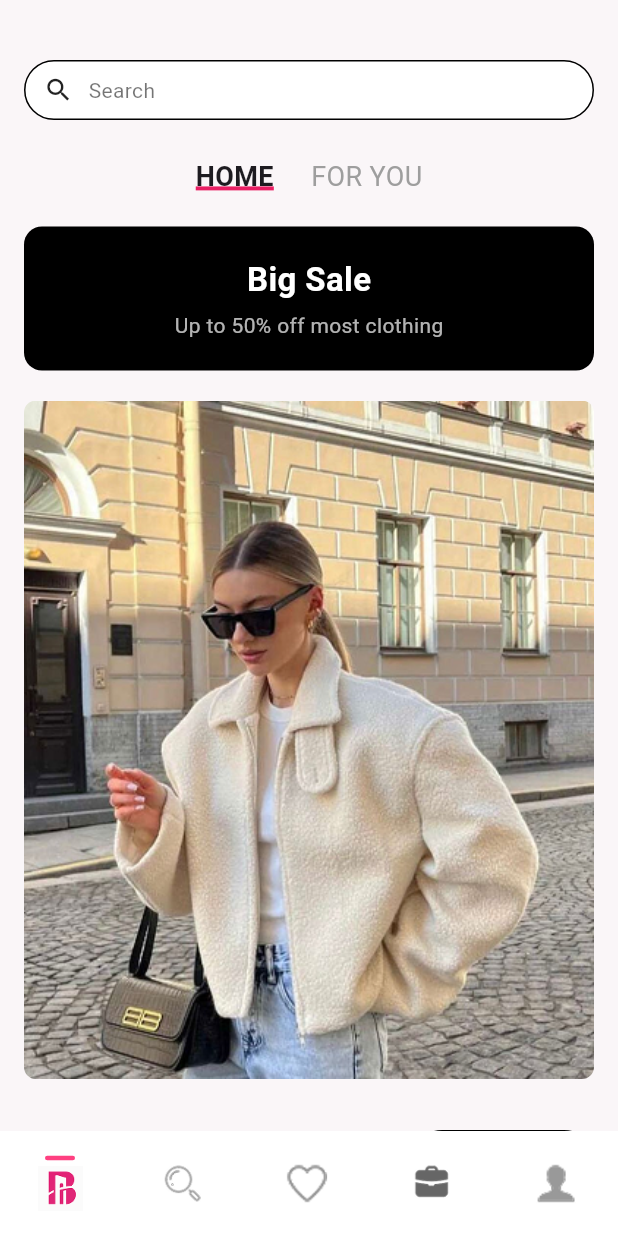
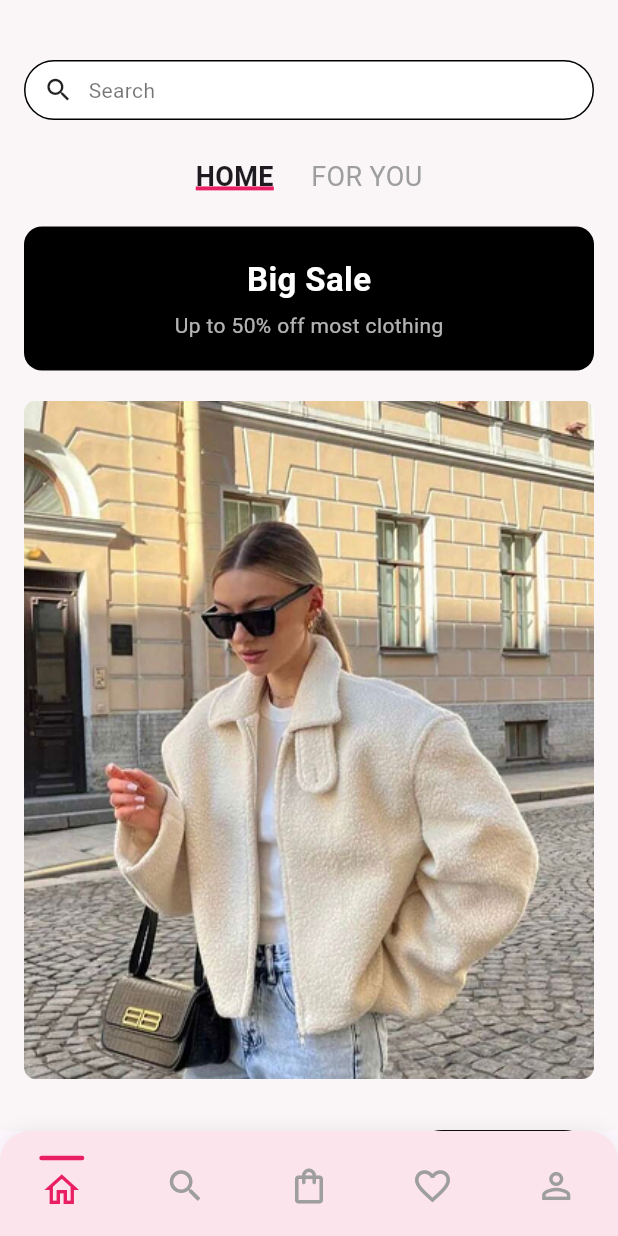
Before and after one commit to tech640/Bridge-App, a Flutter app: the screen it shows after launch, on a phone screen of 412 x 824 dp. Run offline on Flutter 3.47's test engine with Material 3 defaults, Android fonts, the phone set to English and light mode, and no system bars; our stand-ins replace image_picker.

```diff
--- a/lib/main.dart
+++ b/lib/main.dart
@@ -1,17 +1,19 @@
 // main.dart
 import 'package:flutter/material.dart';
-import 'screens/home.dart'; // تأكد إنو اسم الملف صح
+import 'screens/main_layout.dart';
 
 void main() {
-  runApp(MyApp());
+  runApp(const MyApp());
 }
 
 class MyApp extends StatelessWidget {
+  const MyApp({super.key});
+
   @override
   Widget build(BuildContext context) {
     return MaterialApp(
       debugShowCheckedModeBanner: false,
-      home: HomePage(), // استدعاء الصفحة الرئيسية
+      home: const MainLayout(), // <<<<<< هون صار يدخل عالمين لياوت
     );
   }
 }
--- /dev/null
+++ b/lib/screens/main_layout.dart
@@ -0,0 +1,48 @@
+// screens/main_layout.dart
+import 'package:flutter/material.dart';
+import 'package:bridge_app/screens/home.dart';
+import 'package:bridge_app/screens/search.dart';
+import 'package:bridge_app/screens/bag.dart';
+import 'package:bridge_app/screens/favorite.dart';
+import 'package:bridge_app/screens/myAccount.dart';
+import 'package:bridge_app/widgets/bottom_nav.dart';
+
+class MainLayout extends StatefulWidget {
+  const MainLayout({super.key});
+
+  @override
+  State<MainLayout> createState() => _MainLayoutState();
+}
+
+class _MainLayoutState extends State<MainLayout> {
+  int selectedIndex = 0;
+
+  final List<Widget> screens = const [
+    HomePage(),
+    SearchPage(),
+    BagPage(
+      loggedIn: true,
+      cartItems: [
+        {"name": "Sample Item 1", "price": 45.0},
+        {"name": "Sample Item 2", "price": 30.0}
+      ],
+    ),
+    FavoritePage(),
+    MyAccountPage(),
+  ];
+
+  @override
+  Widget build(BuildContext context) {
+    return Scaffold(
+      body: screens[selectedIndex],
+      bottomNavigationBar: BottomNavBar(
+        selectedIndex: selectedIndex,
+        onTap: (i) {
+          setState(() {
+            selectedIndex = i;
+          });
+        },
+      ),
+    );
+  }
+}
--- a/lib/widgets/bottom_nav.dart
+++ b/lib/widgets/bottom_nav.dart
@@ -13,47 +13,70 @@ class BottomNavBar extends StatelessWidget {
 
   @override
   Widget build(BuildContext context) {
+    final iconSize = 28.0;
+    final activeColor = Colors.pink; // اللون عند الاختيار
+    final inactiveColor = Colors.grey; // اللون الافتراضي
+
     return Container(
+      decoration: BoxDecoration(
+        color: Colors.pink.shade50, // خلفية وردية باهتة
+        borderRadius: const BorderRadius.vertical(top: Radius.circular(20)),
+        boxShadow: [
+          BoxShadow(
+            color: Colors.grey.withOpacity(0.2),
+            blurRadius: 10,
+          ),
+        ],
+      ),
       height: 70,
-      padding: const EdgeInsets.symmetric(horizontal: 25),
-      decoration: const BoxDecoration(color: Colors.white),
       child: Row(
-        mainAxisAlignment: MainAxisAlignment.spaceBetween,
+        mainAxisAlignment: MainAxisAlignment.spaceAround,
         children: [
-          navItem(0, "logo"),
-          navItem(1, "search"),
-          navItem(2, "heart"),
-          navItem(3, "bag"),
-          navItem(4, "user"),
+          _navItem(Icons.home_outlined, 0, selectedIndex, onTap, iconSize, activeColor, inactiveColor),
+          _navItem(Icons.search, 1, selectedIndex, onTap, iconSize, activeColor, inactiveColor),
+          _navItem(Icons.shopping_bag_outlined, 2, selectedIndex, onTap, iconSize, activeColor, inactiveColor),
+          _navItem(Icons.favorite_outline, 3, selectedIndex, onTap, iconSize, activeColor, inactiveColor),
+          _navItem(Icons.person_outline, 4, selectedIndex, onTap, iconSize, activeColor, inactiveColor),
         ],
       ),
     );
   }
 
-  Widget navItem(int index, String iconName) {
-    bool active = index == selectedIndex;
+  Widget _navItem(
+    IconData icon,
+    int index,
+    int selectedIndex,
+    Function(int) onTap,
+    double size,
+    Color activeColor,
+    Color inactiveColor,
+  ) {
+    bool isActive = index == selectedIndex;
 
     return GestureDetector(
       onTap: () => onTap(index),
+      behavior: HitTestBehavior.opaque,
       child: Column(
-        mainAxisSize: MainAxisSize.min,
+        mainAxisAlignment: MainAxisAlignment.center,
         children: [
-          if (active)
+          // الخط الزهري فوق الأيقونة عند الاختيار
+          if (isActive)
             Container(
-              width: 20,
               height: 3,
+              width: 30,
+              margin: const EdgeInsets.only(bottom: 6),
               decoration: BoxDecoration(
-                color: Colors.pinkAccent,
+                color: activeColor,
                 borderRadius: BorderRadius.circular(2),
               ),
-            ),
-          if (active) const SizedBox(height: 4),
+            )
+          else
+            const SizedBox(height: 3, width: 30, child: SizedBox()),
 
-          Image.asset(
-            active
-                ? "assets/icons/${iconName}Pink.png"
-                : "assets/icons/${iconName}.png",
-            height: 30,
+          Icon(
+            icon,
+            size: size,
+            color: isActive ? activeColor : inactiveColor,
           ),
         ],
       ),
```
Also changed, not shown: lib/screens/bag.dart (added, +354 -0 lines), lib/screens/favorite.dart (added, +37 -0 lines), lib/screens/home.dart (+12 -85 lines), lib/screens/myAccount.dart (+10 -50 lines), lib/screens/search.dart (+8 -35 lines).
